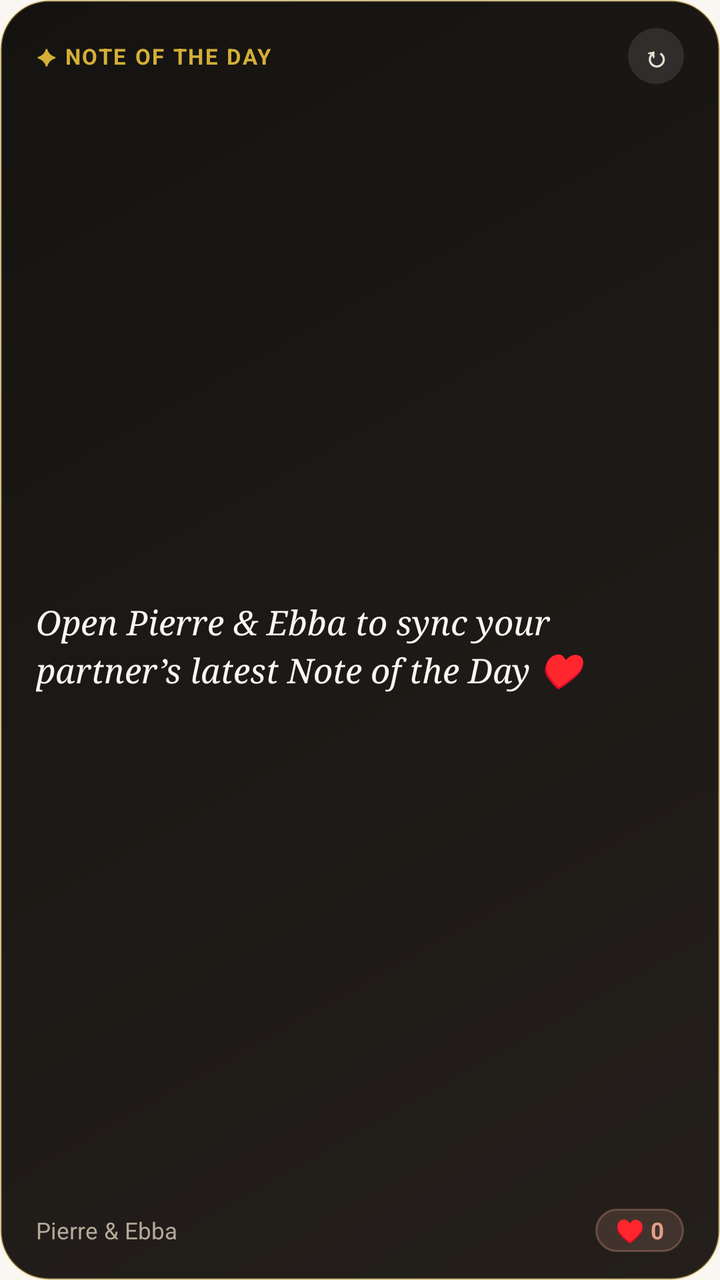
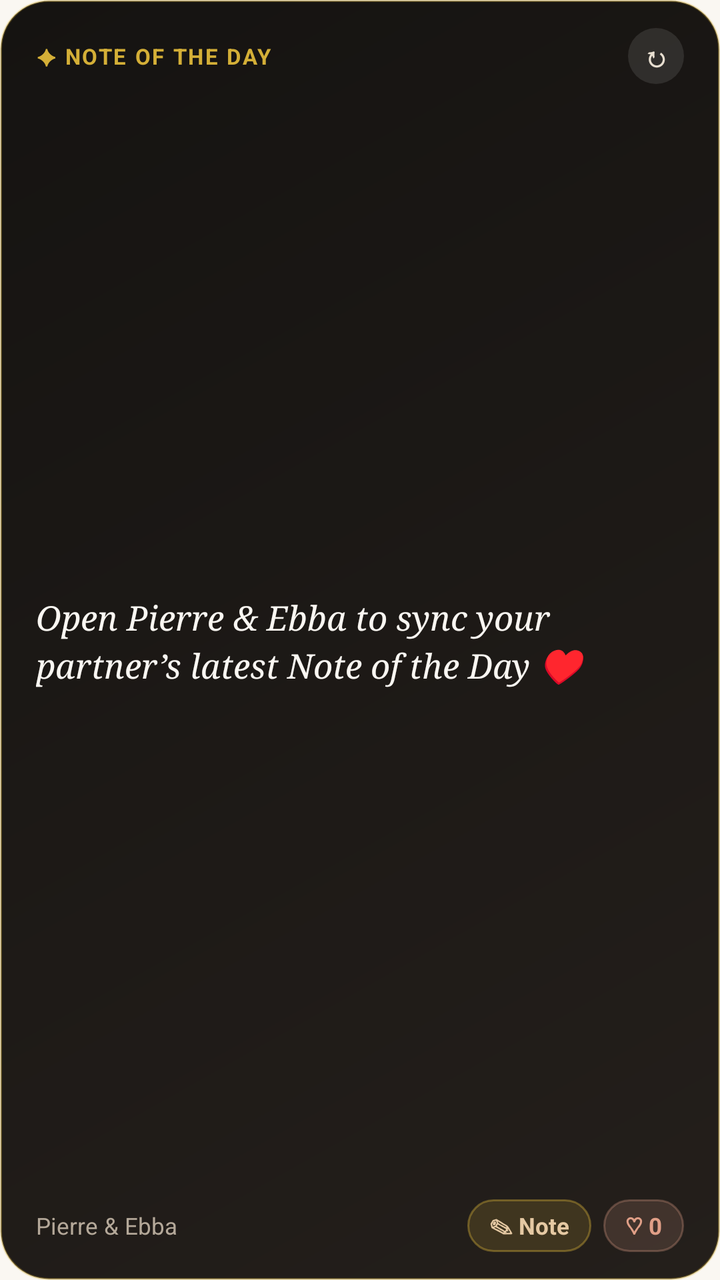

Compare the two renders of this Android layout. The source of the first and the diff that turns it into the second are given below.
<!-- AndroidManifest.xml: application theme Theme.PierreEbba -->
<!-- res/layout/widget_note.xml -->
<?xml version="1.0" encoding="utf-8"?>
<LinearLayout xmlns:android="http://schemas.android.com/apk/res/android"
    android:id="@+id/widgetRoot"
    android:layout_width="match_parent"
    android:layout_height="match_parent"
    android:background="@drawable/widget_bg"
    android:orientation="vertical"
    android:paddingLeft="18dp"
    android:paddingTop="14dp"
    android:paddingRight="18dp"
    android:paddingBottom="14dp">

    <LinearLayout
        android:layout_width="match_parent"
        android:layout_height="wrap_content"
        android:gravity="center_vertical"
        android:orientation="horizontal">

        <TextView
            android:id="@+id/widgetHeader"
            android:layout_width="0dp"
            android:layout_height="wrap_content"
            android:layout_weight="1"
            android:ellipsize="end"
            android:letterSpacing="0.08"
            android:maxLines="1"
            android:text="✦ NOTE OF THE DAY"
            android:textColor="#D4AF37"
            android:textSize="11sp"
            android:textStyle="bold" />

        <TextView
            android:id="@+id/widgetRefreshBtn"
            android:layout_width="28dp"
            android:layout_height="28dp"
            android:background="@drawable/widget_refresh_bg"
            android:gravity="center"
            android:text="↻"
            android:textColor="#E8DFD1"
            android:textSize="14sp"
            android:textStyle="bold" />
    </LinearLayout>

    <TextView
        android:id="@+id/widgetNoteText"
        android:layout_width="match_parent"
        android:layout_height="0dp"
        android:layout_marginTop="8dp"
        android:layout_marginBottom="8dp"
        android:layout_weight="1"
        android:ellipsize="end"
        android:fontFamily="serif"
        android:gravity="center_vertical"
        android:lineSpacingMultiplier="1.2"
        android:maxLines="4"
        android:text="Open Pierre &amp; Ebba to sync your partner’s latest Note of the Day ♥"
        android:textColor="#FAF7F2"
        android:textSize="17sp"
        android:textStyle="italic" />

    <LinearLayout
        android:layout_width="match_parent"
        android:layout_height="wrap_content"
        android:gravity="center_vertical"
        android:orientation="horizontal">

        <TextView
            android:id="@+id/widgetMeta"
            android:layout_width="0dp"
            android:layout_height="wrap_content"
            android:layout_weight="1"
            android:ellipsize="end"
            android:maxLines="1"
            android:text="Pierre &amp; Ebba"
            android:textColor="#B4A899"
            android:textSize="11.5sp" />

        <TextView
            android:id="@+id/widgetHearts"
            android:layout_width="wrap_content"
            android:layout_height="wrap_content"
            android:background="@drawable/widget_pill_bg"
            android:paddingLeft="10dp"
            android:paddingTop="3dp"
            android:paddingRight="10dp"
            android:paddingBottom="3dp"
            android:text="♥ 0"
            android:textColor="#E09F87"
            android:textSize="11.5sp"
            android:textStyle="bold" />
    </LinearLayout>

</LinearLayout>
<!-- resources referenced by this layout -->
<resources>
  <!-- drawable widget_bg (drawable) -->
  <?xml version="1.0" encoding="utf-8"?>
  <shape xmlns:android="http://schemas.android.com/apk/res/android" android:shape="rectangle">
      <gradient
          android:angle="135"
          android:startColor="#241F1B"
          android:endColor="#151311" />
      <corners android:radius="24dp" />
      <stroke
          android:width="1dp"
          android:color="#59D4AF37" />
  </shape>
  <!-- drawable widget_pill_bg (drawable) -->
  <?xml version="1.0" encoding="utf-8"?>
  <shape xmlns:android="http://schemas.android.com/apk/res/android" android:shape="rectangle">
      <solid android:color="#29E09F87" />
      <corners android:radius="999dp" />
      <stroke
          android:width="1dp"
          android:color="#4DE09F87" />
  </shape>
  <!-- drawable widget_refresh_bg (drawable) -->
  <?xml version="1.0" encoding="utf-8"?>
  <shape xmlns:android="http://schemas.android.com/apk/res/android" android:shape="rectangle">
      <solid android:color="#1AFFFFFF" />
      <corners android:radius="999dp" />
  </shape>
  <style name="Theme.PierreEbba" parent="Theme.AppCompat.DayNight.NoActionBar">
          <item name="android:statusBarColor">#1E1B18</item>
          <item name="android:navigationBarColor">#141210</item>
          <item name="android:windowBackground">#FAF7F2</item>
      </style>
</resources>

<!-- the commit's change to res/layout/widget_note.xml (unified diff, before → after) -->
@@ -76,15 +76,30 @@
             android:textSize="11.5sp" />
 
         <TextView
+            android:id="@+id/widgetWriteBtn"
+            android:layout_width="wrap_content"
+            android:layout_height="wrap_content"
+            android:layout_marginEnd="6dp"
+            android:background="@drawable/widget_write_pill_bg"
+            android:paddingLeft="11dp"
+            android:paddingTop="5dp"
+            android:paddingRight="11dp"
+            android:paddingBottom="5dp"
+            android:text="✎ Note"
+            android:textColor="#E5C9A3"
+            android:textSize="11.5sp"
+            android:textStyle="bold" />
+
+        <TextView
             android:id="@+id/widgetHearts"
             android:layout_width="wrap_content"
             android:layout_height="wrap_content"
             android:background="@drawable/widget_pill_bg"
-            android:paddingLeft="10dp"
-            android:paddingTop="3dp"
-            android:paddingRight="10dp"
-            android:paddingBottom="3dp"
-            android:text="♥ 0"
+            android:paddingLeft="11dp"
+            android:paddingTop="5dp"
+            android:paddingRight="11dp"
+            android:paddingBottom="5dp"
+            android:text="♡ 0"
             android:textColor="#E09F87"
             android:textSize="11.5sp"
             android:textStyle="bold" />
<!-- resource entries referenced after the edit -->
@@ -27,6 +27,15 @@
       <solid android:color="#1AFFFFFF" />
       <corners android:radius="999dp" />
   </shape>
+  <!-- drawable widget_write_pill_bg (drawable) -->
+  <?xml version="1.0" encoding="utf-8"?>
+  <shape xmlns:android="http://schemas.android.com/apk/res/android" android:shape="rectangle">
+      <solid android:color="#29D4AF37" />
+      <corners android:radius="999dp" />
+      <stroke
+          android:width="1dp"
+          android:color="#66D4AF37" />
+  </shape>
   <style name="Theme.PierreEbba" parent="Theme.AppCompat.DayNight.NoActionBar">
           <item name="android:statusBarColor">#1E1B18</item>
           <item name="android:navigationBarColor">#141210</item>
